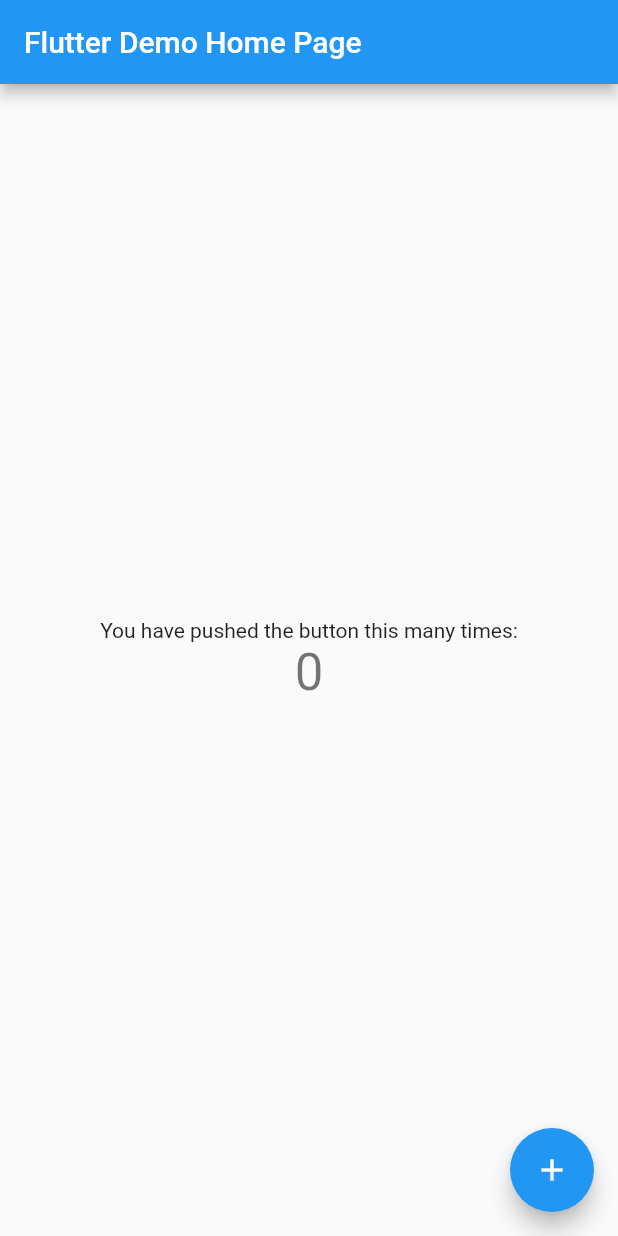
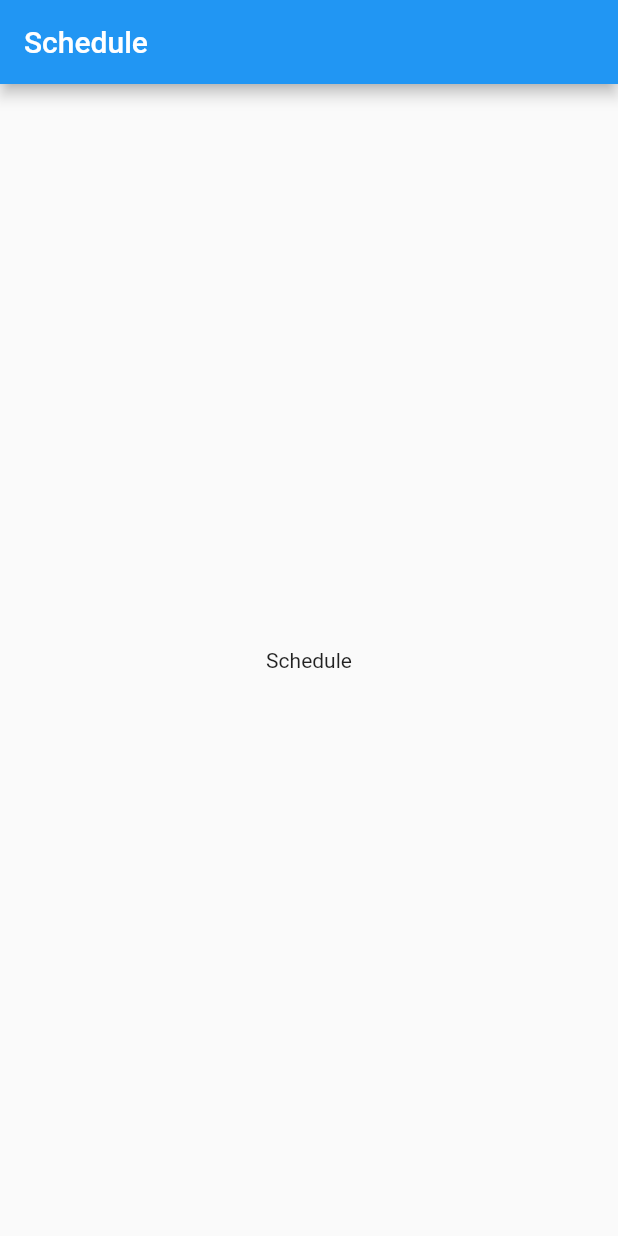
Before and after one commit to smart7even/uneconly, a Flutter app: the screen it shows after launch, on a phone screen of 412 x 824 dp. Run offline on Flutter 3.47's test engine with Material 2 defaults, Android fonts, the phone set to English and light mode, and no system bars; our stand-ins replace bloc, bloc_concurrency, freezed_annotation; missing offline and left inert: a package.

Commit message:
feat(schedule): add bloc template and models

```diff
--- a/analysis_options.yaml
+++ b/analysis_options.yaml
@@ -8,6 +8,10 @@
 # The following line activates a set of recommended lints for Flutter apps,
 # packages, and plugins designed to encourage good coding practices.
 include: package:flutter_lints/flutter.yaml
+
+analyzer:
+  errors:
+    invalid_annotation_target: ignore
 
 linter:
   # The lint rules applied to this project can be customized in the
@@ -24,6 +28,5 @@ linter:
   rules:
     # avoid_print: false  # Uncomment to disable the `avoid_print` rule
     # prefer_single_quotes: true  # Uncomment to enable the `prefer_single_quotes` rule
-
 # Additional information about this file can be found at
 # https://dart.dev/guides/language/analysis-options
--- /dev/null
+++ b/lib/constants.dart
@@ -0,0 +1 @@
+const serverAddress = 'http://192.168.3.19:8000';
--- /dev/null
+++ b/lib/feature/schedule/data/schedule_repository.dart
@@ -0,0 +1,5 @@
+import 'package:uneconly/feature/schedule/model/schedule.dart';
+
+abstract class IScheduleRepository {
+  Future<Schedule> fetch(int id);
+}
--- /dev/null
+++ b/lib/feature/schedule/model/lesson.dart
@@ -0,0 +1,24 @@
+import 'package:freezed_annotation/freezed_annotation.dart';
+
+part 'lesson.freezed.dart';
+part 'lesson.g.dart';
+
+/// Lesson data class
+@freezed
+class Lesson with _$Lesson {
+  const factory Lesson({
+    required final String name,
+    required final DateTime day,
+    @JsonKey(name: 'day_of_week', required: true, disallowNullValue: true)
+        required final String dayOfWeek,
+    required final DateTime start,
+    required final DateTime end,
+    required final String professor,
+    required final String location,
+  }) = _Lesson;
+
+  const Lesson._();
+
+  /// Generate Lesson class from Map<String, Object?>
+  factory Lesson.fromJson(Map<String, Object?> json) => _$LessonFromJson(json);
+}
--- /dev/null
+++ b/lib/feature/schedule/model/schedule.dart
@@ -0,0 +1,11 @@
+import 'package:uneconly/feature/schedule/model/lesson.dart';
+
+class Schedule {
+  final List<Lesson> lessons;
+
+  const Schedule({
+    required this.lessons,
+  });
+
+  const Schedule.empty() : lessons = const <Lesson>[];
+}
--- /dev/null
+++ b/lib/feature/schedule/widget/schedule_page.dart
@@ -0,0 +1,54 @@
+import 'package:flutter/material.dart';
+
+/// {@template schedule_page}
+/// SchedulePage widget
+/// {@endtemplate}
+class SchedulePage extends StatefulWidget {
+  /// {@macro schedule_page}
+  const SchedulePage({super.key});
+
+  @override
+  State<SchedulePage> createState() => _SchedulePageState();
+} // SchedulePage
+
+/// State for widget SchedulePage
+class _SchedulePageState extends State<SchedulePage> {
+  /* #region Lifecycle */
+  @override
+  void initState() {
+    super.initState();
+    // Initial state initialization
+  }
+
+  @override
+  void didUpdateWidget(SchedulePage oldWidget) {
+    super.didUpdateWidget(oldWidget);
+    // Widget configuration changed
+  }
+
+  @override
+  void didChangeDependencies() {
+    super.didChangeDependencies();
+    // The configuration of InheritedWidgets has changed
+    // Also called after initState but before build
+  }
+
+  @override
+  void dispose() {
+    // Permanent removal of a tree stent
+    super.dispose();
+  }
+  /* #endregion */
+
+  @override
+  Widget build(BuildContext context) {
+    return Scaffold(
+      appBar: AppBar(
+        title: const Text('Schedule'),
+      ),
+      body: const Center(
+        child: Text('Schedule'),
+      ),
+    );
+  }
+} // _SchedulePageState
--- a/lib/main.dart
+++ b/lib/main.dart
@@ -1,4 +1,5 @@
 import 'package:flutter/material.dart';
+import 'package:uneconly/feature/schedule/widget/schedule_page.dart';
 
 void main() {
   runApp(const MyApp());
@@ -7,109 +8,14 @@ void main() {
 class MyApp extends StatelessWidget {
   const MyApp({super.key});
 
-  // This widget is the root of your application.
   @override
   Widget build(BuildContext context) {
     return MaterialApp(
-      title: 'Flutter Demo',
+      title: 'Schedule App',
       theme: ThemeData(
-        // This is the theme of your application.
-        //
-        // Try running your application with "flutter run". You'll see the
-        // application has a blue toolbar. Then, without quitting the app, try
-        // changing the primarySwatch below to Colors.green and then invoke
-        // "hot reload" (press "r" in the console where you ran "flutter run",
-        // or simply save your changes to "hot reload" in a Flutter IDE).
-        // Notice that the counter didn't reset back to zero; the application
-        // is not restarted.
         primarySwatch: Colors.blue,
       ),
-      home: const MyHomePage(title: 'Flutter Demo Home Page'),
+      home: const SchedulePage(),
     );
   }
 }
-
-class MyHomePage extends StatefulWidget {
-  const MyHomePage({super.key, required this.title});
-
-  // This widget is the home page of your application. It is stateful, meaning
-  // that it has a State object (defined below) that contains fields that affect
-  // how it looks.
-
-  // This class is the configuration for the state. It holds the values (in this
-  // case the title) provided by the parent (in this case the App widget) and
-  // used by the build method of the State. Fields in a Widget subclass are
-  // always marked "final".
-
-  final String title;
-
-  @override
-  State<MyHomePage> createState() => _MyHomePageState();
-}
-
-class _MyHomePageState extends State<MyHomePage> {
-  int _counter = 0;
-
-  void _incrementCounter() {
-    setState(() {
-      // This call to setState tells the Flutter framework that something has
-      // changed in this State, which causes it to rerun the build method below
-      // so that the display can reflect the updated values. If we changed
-      // _counter without calling setState(), then the build method would not be
-      // called again, and so nothing would appear to happen.
-      _counter++;
-    });
-  }
-
-  @override
-  Widget build(BuildContext context) {
-    // This method is rerun every time setState is called, for instance as done
-    // by the _incrementCounter method above.
-    //
-    // The Flutter framework has been optimized to make rerunning build methods
-    // fast, so that you can just rebuild anything that needs updating rather
-    // than having to individually change instances of widgets.
-    return Scaffold(
-      appBar: AppBar(
-        // Here we take the value from the MyHomePage object that was created by
-        // the App.build method, and use it to set our appbar title.
-        title: Text(widget.title),
-      ),
-      body: Center(
-        // Center is a layout widget. It takes a single child and positions it
-        // in the middle of the parent.
-        child: Column(
-          // Column is also a layout widget. It takes a list of children and
-          // arranges them vertically. By default, it sizes itself to fit its
-          // children horizontally, and tries to be as tall as its parent.
-          //
-          // Invoke "debug painting" (press "p" in the console, choose the
-          // "Toggle Debug Paint" action from the Flutter Inspector in Android
-          // Studio, or the "Toggle Debug Paint" command in Visual Studio Code)
-          // to see the wireframe for each widget.
-          //
-          // Column has various properties to control how it sizes itself and
-          // how it positions its children. Here we use mainAxisAlignment to
-          // center the children vertically; the main axis here is the vertical
-          // axis because Columns are vertical (the cross axis would be
-          // horizontal).
-          mainAxisAlignment: MainAxisAlignment.center,
-          children: <Widget>[
-            const Text(
-              'You have pushed the button this many times:',
-            ),
-            Text(
-              '$_counter',
-              style: Theme.of(context).textTheme.headline4,
-            ),
-          ],
-        ),
-      ),
-      floatingActionButton: FloatingActionButton(
-        onPressed: _incrementCounter,
-        tooltip: 'Increment',
-        child: const Icon(Icons.add),
-      ), // This trailing comma makes auto-formatting nicer for build methods.
-    );
-  }
-}
```
Also changed, not shown: lib/feature/schedule/bloc/schedule_bloc.dart (added, +126 -0 lines), pubspec.yaml (+11 -4 lines), lib/feature/schedule/bloc/schedule_bloc.freezed.dart (added), lib/feature/schedule/model/lesson.freezed.dart (added), lib/feature/schedule/model/lesson.g.dart (added), pubspec.lock, 2 other files.
